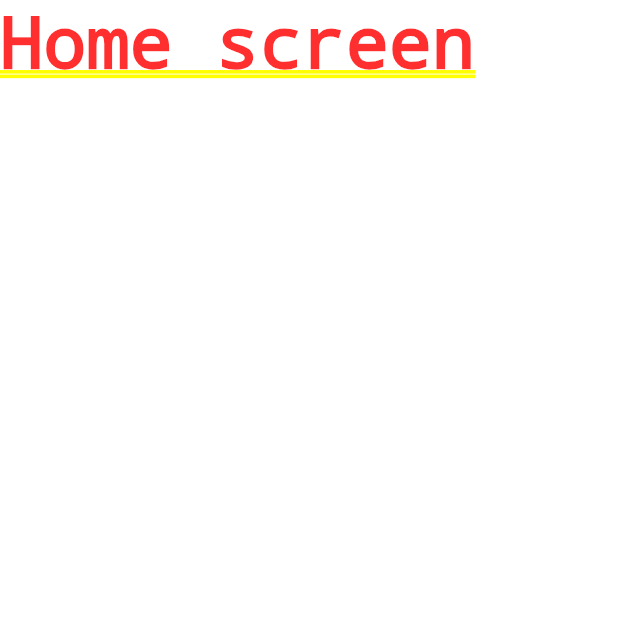
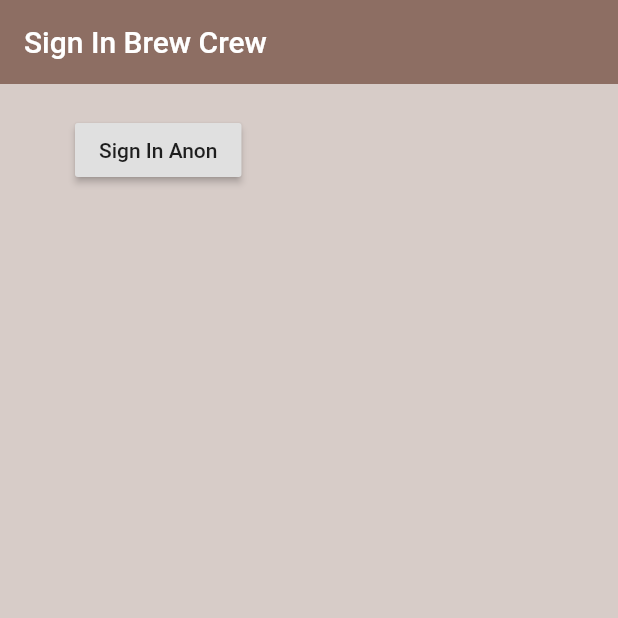
Before and after one commit to JoaoPedroVisconti/FlutterBrewCrew, a Flutter app: the screen it shows after launch, on a phone screen of 412 x 824 dp, the top half of it. Run offline on Flutter 3.47's test engine with Material 2 defaults, Android fonts, the phone set to English and light mode, and no system bars; our stand-ins replace firebase_auth, firebase_core; accounts and stored records are empty.

Commit message:
Add Anonymous Authentication

```diff
--- a/lib/main.dart
+++ b/lib/main.dart
@@ -1,7 +1,10 @@
 import 'package:brew_crew/screens/wrapper.dart';
 import 'package:flutter/material.dart';
+import 'package:firebase_core/firebase_core.dart';
 
-void main() {
+void main() async {
+  WidgetsFlutterBinding.ensureInitialized();
+  await Firebase.initializeApp();
   runApp(MyApp());
 }
 
--- a/lib/screens/authentication/authenticate.dart
+++ b/lib/screens/authentication/authenticate.dart
@@ -1,3 +1,4 @@
+import 'package:brew_crew/screens/authentication/sign_in.dart';
 import 'package:flutter/material.dart';
 
 class Authenticate extends StatefulWidget {
@@ -9,7 +10,7 @@ class _AuthenticateState extends State<Authenticate> {
   @override
   Widget build(BuildContext context) {
     return Container(
-      child: Text('Authenticate Screen'),
+      child: SignIn(),
     );
   }
 }
--- /dev/null
+++ b/lib/screens/authentication/sign_in.dart
@@ -0,0 +1,38 @@
+import 'package:brew_crew/services/auth.dart';
+import 'package:flutter/material.dart';
+
+class SignIn extends StatefulWidget {
+  @override
+  _SignInState createState() => _SignInState();
+}
+
+class _SignInState extends State<SignIn> {
+  final AuthService _auth = AuthService();
+
+  @override
+  Widget build(BuildContext context) {
+    return Scaffold(
+      backgroundColor: Colors.brown[100],
+      appBar: AppBar(
+        backgroundColor: Colors.brown[400],
+        elevation: 0,
+        title: Text('Sign In Brew Crew'),
+      ),
+      body: Container(
+        padding: EdgeInsets.symmetric(vertical: 20, horizontal: 50),
+        child: RaisedButton(
+          child: Text('Sign In Anon'),
+          onPressed: () async {
+            dynamic result = await _auth.signInAnon();
+            if (result == null) {
+              print('Error signing in');
+            } else {
+              print('User sign in');
+              print(result);
+            }
+          },
+        ),
+      ),
+    );
+  }
+}
--- a/lib/screens/wrapper.dart
+++ b/lib/screens/wrapper.dart
@@ -6,6 +6,6 @@ class Wrapper extends StatelessWidget {
   @override
   Widget build(BuildContext context) {
     // Return Home or Authenticate widget
-    return Home();
+    return Authenticate();
   }
 }
--- a/pubspec.yaml
+++ b/pubspec.yaml
@@ -25,6 +25,7 @@ dependencies:
     sdk: flutter
   firebase_auth: ^0.18.1+2
   cloud_firestore: ^0.14.2
+  firebase_core: ^0.5.0
 
 
   # The following adds the Cupertino Icons font to your application.
```
Also changed, not shown: lib/services/auth.dart (+24 -1 lines), pubspec.lock, 1 other file.
